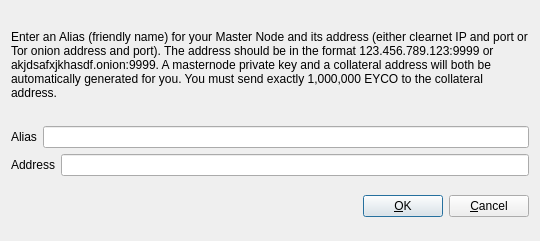
Qt form src/qt/forms/addeditadrenalinenode.ui (EyCoTech/Eyco) before a commit.
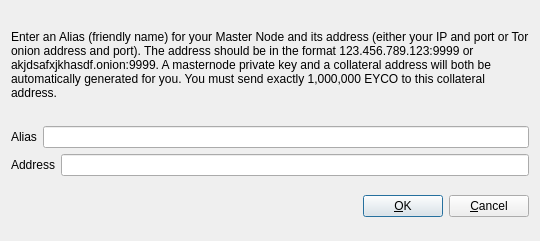
The same form after that commit.

The edit to the form file:
```diff
--- a/src/qt/forms/addeditadrenalinenode.ui
+++ b/src/qt/forms/addeditadrenalinenode.ui
@@ -34,7 +34,11 @@
         </sizepolicy>
        </property>
        <property name="text">
-        <string>&lt;html&gt;&lt;head/&gt;&lt;body&gt;&lt;p&gt;Enter an Alias (friendly name) for your Master Node and its address (either clearnet IP and port or Tor onion address and port).  The address should be in the format 123.456.789.123:9999 or akjdsafxjkhasdf.onion:9999.  A masternode private key and a collateral address will both be automatically generated for you.  You must send exactly 1,000,000 EYCO to the collateral address.&lt;/p&gt;&lt;/body&gt;&lt;/html&gt;</string>
+        <string>&lt;html&gt;&lt;head/&gt;&lt;body&gt;&lt;p&gt;Enter an Alias (friendly name) for your Master Node and its address (either your IP and port or Tor onion address and port).  The address should be in the format 123.456.789.123:9999 or akjdsafxjkhasdf.onion:9999.  
+
+        A masternode private key and a collateral address will both be automatically generated for you.  
+
+        You must send exactly 1,000,000 EYCO to this collateral address.&lt;/p&gt;&lt;/body&gt;&lt;/html&gt;</string>
        </property>
        <property name="wordWrap">
         <bool>true</bool>
```
